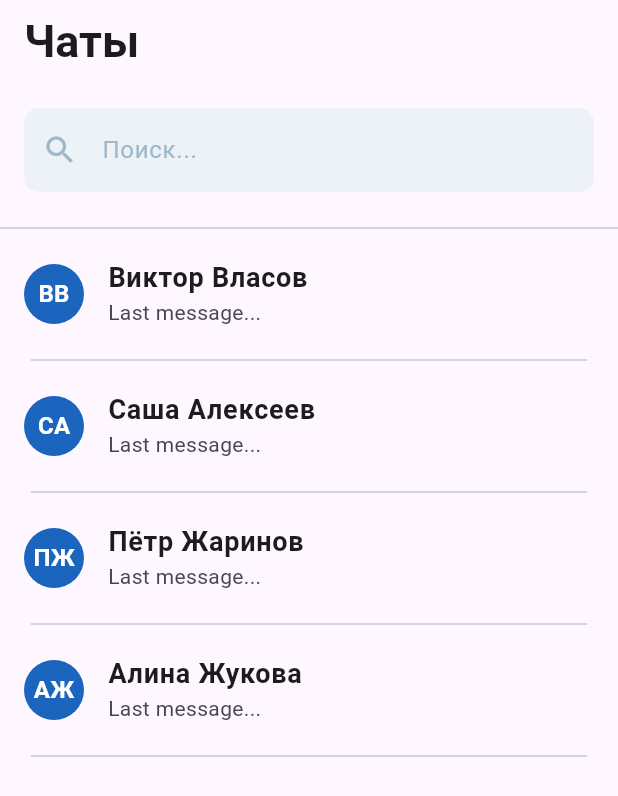
After one commit to Ulbossya/Chat_app, a Flutter app: the screen it shows after launch, on a phone screen of 412 x 824 dp. The commit adds this screen. Shown: the top 796 px of the screen. Run offline on Flutter 3.47's test engine with Material 3 defaults, Android fonts, the phone set to English and light mode, and no system bars.

Commit message:
Contacts design and chat screen navigation

```diff
--- /dev/null
+++ b/chat_app/lib/chat_list.dart
@@ -0,0 +1,57 @@
+//chat_list.dart
+import 'package:chat_app/chat_screen.dart';
+import 'package:chat_app/utils.dart';
+import 'package:flutter/material.dart';
+
+class ChatList extends StatelessWidget {
+  final List<String> contacts;
+
+  ChatList({required this.contacts});
+
+  @override
+  Widget build(BuildContext context) {
+    return Expanded(
+      child: ListView.builder(
+        itemCount: contacts.length,
+        itemBuilder: (context, index) {
+          return Column(
+            children: [
+              ListTile(
+                leading: CircleAvatar(
+                  backgroundColor: getAvatarBackgroundColor(contacts[index]),
+                  child: Text(
+                    getInitials(contacts[index]),
+                    style: TextStyle(
+                      color: Colors.white,
+                      fontWeight: FontWeight.bold,
+                    ),
+                  ),
+                ),
+                title: Text(
+                  contacts[index],
+                  style: TextStyle(
+                    fontWeight: FontWeight.bold,
+                    fontSize: 18.0,
+                  ),
+                ),
+                subtitle: Text('Last message...'),
+                onTap: () {
+                  Navigator.push(
+                    context,
+                    MaterialPageRoute(
+                      builder: (context) => ChatScreen(contactName: contacts[index]),
+                    ),
+                  );
+                },
+              ),
+              FractionallySizedBox(
+                widthFactor: 0.9,
+                child: Divider(),
+              ),
+            ],
+          );
+        },
+      ),
+    );
+  }
+}
--- /dev/null
+++ b/chat_app/lib/chat_list_screen.dart
@@ -0,0 +1,96 @@
+//chat_list_screen
+import 'package:flutter/material.dart';
+import 'chat_list.dart';
+
+class ChatListScreen extends StatefulWidget {
+  @override
+  _ChatListScreenState createState() => _ChatListScreenState();
+}
+
+class _ChatListScreenState extends State<ChatListScreen> {
+  List<String> contacts = [
+    'Виктор Власов',
+    'Саша Алексеев',
+    'Пётр Жаринов',
+    'Алина Жукова',
+  ];
+  List<String> displayedContacts = [];
+
+  @override
+  void initState() {
+    super.initState();
+    displayedContacts = List.from(contacts);
+  }
+
+  @override
+  Widget build(BuildContext context) {
+    return Scaffold(
+      appBar: AppBar(
+        title: Text(
+          'Чаты',
+          style: TextStyle(
+            fontWeight: FontWeight.bold,
+            fontSize: 30,
+          ),
+        ),
+      ),
+      body: Column(
+        children: [
+          Container(
+            width: double.infinity,
+            child: Column(
+              children: [
+                SearchBar(onFilter: filterContacts),
+                        Divider(),
+              ],
+            ),
+          ),
+          Expanded(
+            child: ChatList(contacts: displayedContacts),
+          ),
+        ],
+      ),
+    );
+  }
+
+  void filterContacts(String query) {
+    setState(() {
+      displayedContacts = contacts
+          .where((contact) =>
+              contact.toLowerCase().contains(query.toLowerCase()))
+          .toList();
+      displayedContacts = displayedContacts.take(4).toList();
+    });
+  }
+}
+
+class SearchBar extends StatelessWidget {
+  final Function(String) onFilter;
+
+  SearchBar({required this.onFilter});
+
+  @override
+  Widget build(BuildContext context) {
+    return Padding(
+      padding: const EdgeInsets.all(16.0),
+      child: TextField(
+        onChanged: onFilter,
+        style: TextStyle(color: Color.fromRGBO(157, 183, 203, 1)),
+        decoration: InputDecoration(
+          hintText: 'Поиск...',
+          hintStyle: TextStyle(color: Color.fromRGBO(157, 183, 203, 1)),
+          prefixIcon: Icon(
+            Icons.search,
+            color: Color.fromRGBO(157, 183, 203, 1),
+          ),
+          fillColor: Color.fromRGBO(237, 242, 246, 1),
+          filled: true,
+          border: OutlineInputBorder(
+            borderRadius: BorderRadius.circular(10.0),
+            borderSide: BorderSide.none,
+          ),
+        ),
+      ),
+    );
+  }
+}
--- /dev/null
+++ b/chat_app/lib/message_provider.dart
@@ -0,0 +1,21 @@
+// message_provider.dart
+import 'package:flutter/material.dart';
+
+class MessageProvider with ChangeNotifier {
+  Map<String, List<String>> _messages = {};
+
+  Map<String, List<String>> get messages => _messages;
+
+  void addMessage(String contactName, String message) {
+    if (!_messages.containsKey(contactName)) {
+      _messages[contactName] = [];
+    }
+    _messages[contactName]!.add(message);
+    notifyListeners();
+  }
+
+  String getLastMessage(String contactName) {
+    List<String>? messages = _messages[contactName];
+    return messages != null && messages.isNotEmpty ? messages.last : "";
+  }
+}
--- /dev/null
+++ b/chat_app/lib/utils.dart
@@ -0,0 +1,26 @@
+//utils
+import 'package:flutter/material.dart';
+import 'dart:math';
+
+Color getRandomColor() {
+  final Random random = Random();
+  return Color.fromRGBO(
+    random.nextInt(256),
+    random.nextInt(256),
+    random.nextInt(256),
+    1,
+  );
+}
+
+Color getAvatarBackgroundColor(String contactName) {
+  return getRandomColor();
+}
+
+String getInitials(String name) {
+  List<String> names = name.split(" ");
+  String initials = "";
+  for (var i = 0; i < names.length; i++) {
+    initials += names[i][0].toUpperCase();
+  }
+  return initials;
+}
--- a/chat_app/pubspec.yaml
+++ b/chat_app/pubspec.yaml
@@ -9,6 +9,7 @@ environment:
 dependencies:
   flutter:
     sdk: flutter
+  provider: ^6.1.1
 
 dev_dependencies:
   flutter_test:
```
Also changed, not shown: chat_app/lib/chat_list_item.dart (added, +51 -0 lines), chat_app/lib/chat_screen.dart (added, +105 -0 lines), chat_app/lib/main.dart (+10 -182 lines), chat_app/lib/message_input.dart (added, +35 -0 lines), chat_app/lib/message_list.dart (added, +23 -0 lines), chat_app/pubspec.lock.
